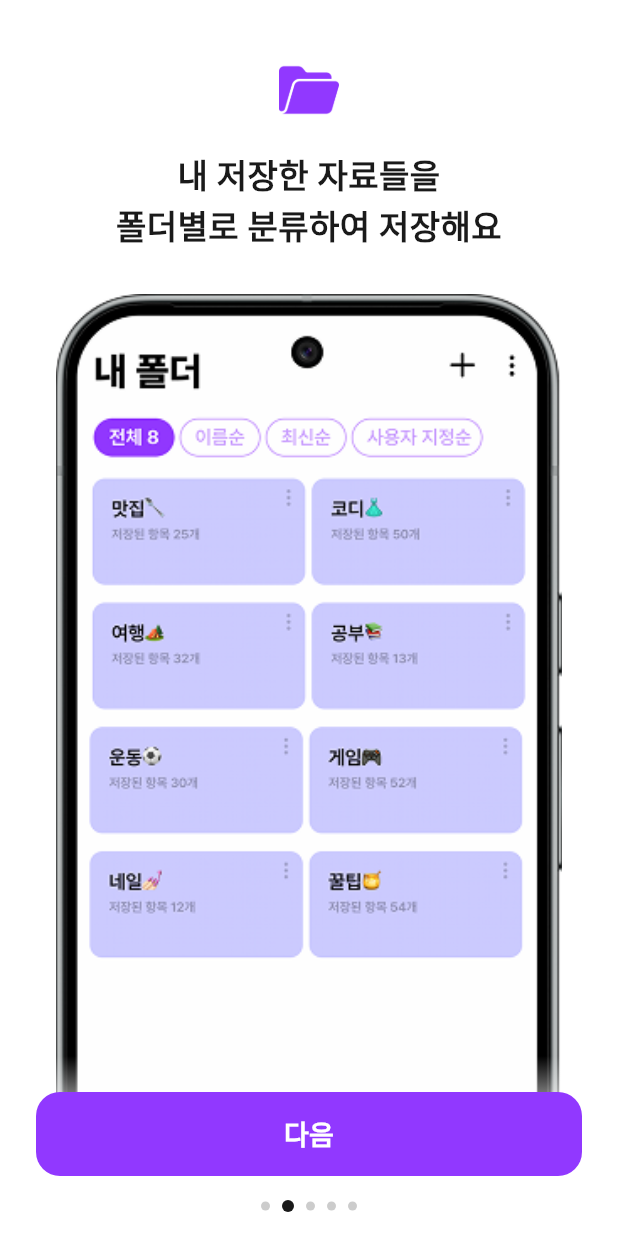
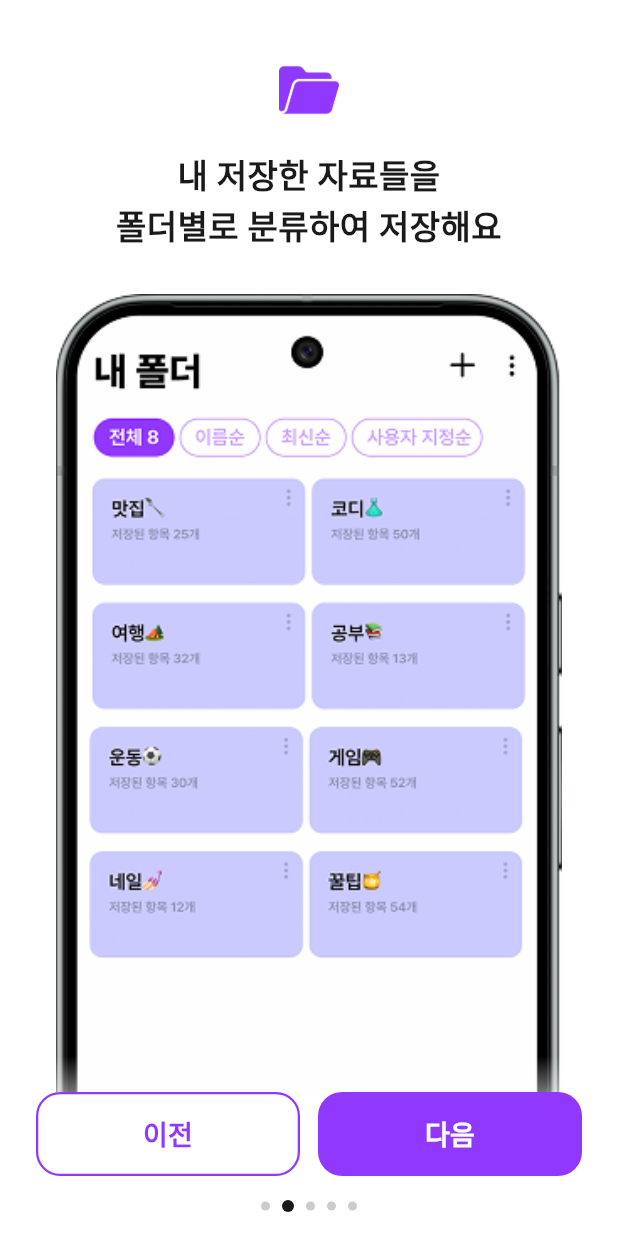
Before and after one commit to Team-Storoo/storoo_client, a Flutter app: the screen it shows after launch, swiped to page 2, on a phone screen of 412 x 824 dp. Run offline on Flutter 3.47's test engine with Material 3 defaults, Android fonts, the phone set to English and light mode, and no system bars; our stand-ins replace isar, shared_preferences; accounts and stored records are empty; generated files the repository leaves out were written again; Roboto replaces fonts that are missing (Pretendard); project files that could hold a hidden picture were left out.

Commit message:
[Feat] Intro Screen 이전 버튼 추가
인트로 — IntroBottomArea에 onPrev 콜백 파라미터 추가. 첫 페이지(current == 0)에서는 다음 버튼만 전체 너비, 2페이지 이상에서는 좌: 이전(흰 배경 + 보라 테두리) / 우: 다음(보라 배경) 배치. IntroScreen에 _onPrev() 메서드 추가.

```diff
--- a/lib/screens/intro/intro_page_data.dart
+++ b/lib/screens/intro/intro_page_data.dart
@@ -1,5 +1,3 @@
-import 'package:flutter/material.dart';
-
 class IntroPageData {
   const IntroPageData({
     required this.title,
--- a/lib/screens/intro/intro_screen.dart
+++ b/lib/screens/intro/intro_screen.dart
@@ -38,6 +38,15 @@ class _IntroScreenState extends State<IntroScreen> {
     }
   }
 
+  void _onPrev() {
+    if (_current > 0) {
+      _pageCtrl.previousPage(
+        duration: const Duration(milliseconds: 300),
+        curve: Curves.easeInOut,
+      );
+    }
+  }
+
   @override
   Widget build(BuildContext context) {
     return Scaffold(
@@ -60,6 +69,7 @@ class _IntroScreenState extends State<IntroScreen> {
               current: _current,
               total: kIntroPages.length,
               onNext: _onNext,
+              onPrev: _onPrev,
             ),
           ),
         ],
--- a/lib/screens/intro/widgets/intro_bottom_area.dart
+++ b/lib/screens/intro/widgets/intro_bottom_area.dart
@@ -8,11 +8,13 @@ class IntroBottomArea extends StatelessWidget {
     required this.current,
     required this.total,
     required this.onNext,
+    this.onPrev,
   });
 
   final int current;
   final int total;
   final VoidCallback onNext;
+  final VoidCallback? onPrev;
 
   @override
   Widget build(BuildContext context) {
@@ -35,8 +37,44 @@ class IntroBottomArea extends StatelessWidget {
       child: Column(
         mainAxisSize: MainAxisSize.min,
         children: [
-          SizedBox(
-            width: double.infinity,
+          Row(
+            children: [
+              if (current > 0) ...[
+                Expanded(
+                  child: SizedBox(
+                    height: 56,
+                    child: OutlinedButton(
+                      onPressed: onPrev,
+                      style: OutlinedButton.styleFrom(
+                        backgroundColor: Colors.white,
+                        foregroundColor: AppColors.primary,
+                        side: const BorderSide(
+                          color: AppColors.primary,
+                          width: 1.5,
+                        ),
+                        elevation: 0,
+                        shadowColor: Colors.transparent,
+                        splashFactory: NoSplash.splashFactory,
+                        overlayColor: Colors.transparent,
+                        shape: RoundedRectangleBorder(
+                          borderRadius: BorderRadius.circular(16),
+                        ),
+                      ),
+                      child: const Text(
+                        '이전',
+                        style: TextStyle(
+                          fontFamily: 'Pretendard',
+                          fontSize: 18,
+                          fontWeight: FontWeight.w600,
+                        ),
+                      ),
+                    ),
+                  ),
+                ),
+                const SizedBox(width: 12),
+              ],
+              Expanded(
+                child: SizedBox(
                   height: 56,
                   child: ElevatedButton(
                     onPressed: onNext,
@@ -62,6 +100,9 @@ class IntroBottomArea extends StatelessWidget {
                     ),
                   ),
                 ),
+              ),
+            ],
+          ),
           const SizedBox(height: 16),
           Row(
             mainAxisAlignment: MainAxisAlignment.center,
```
Lines whose indentation alone changed are shown as unchanged.
